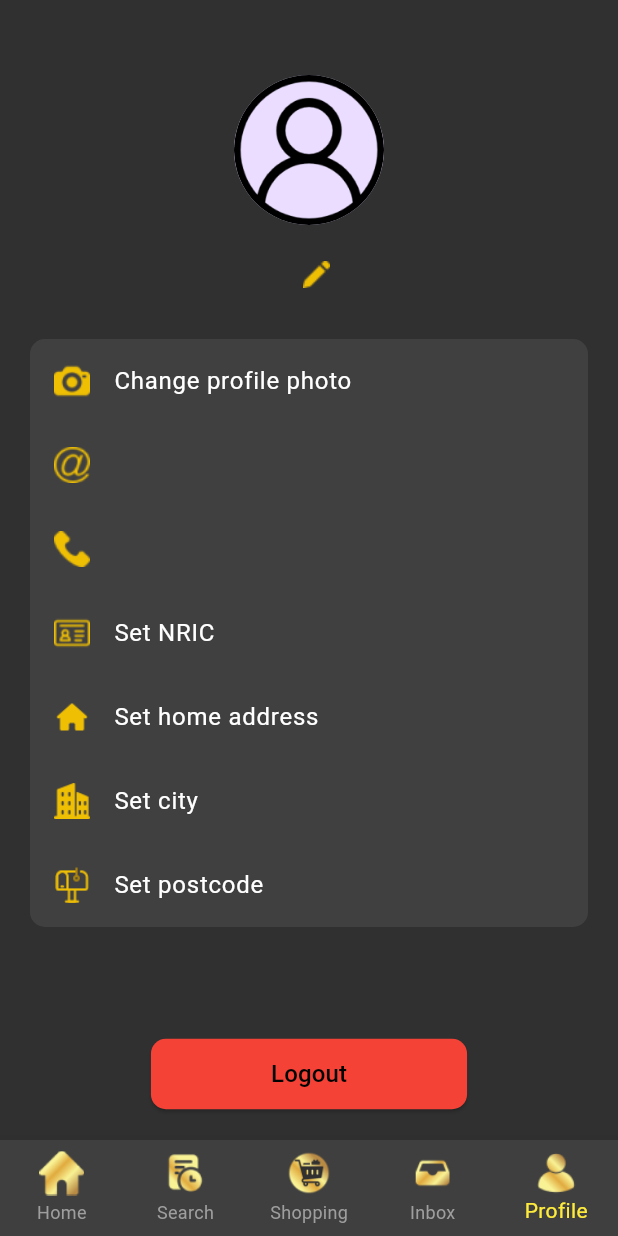
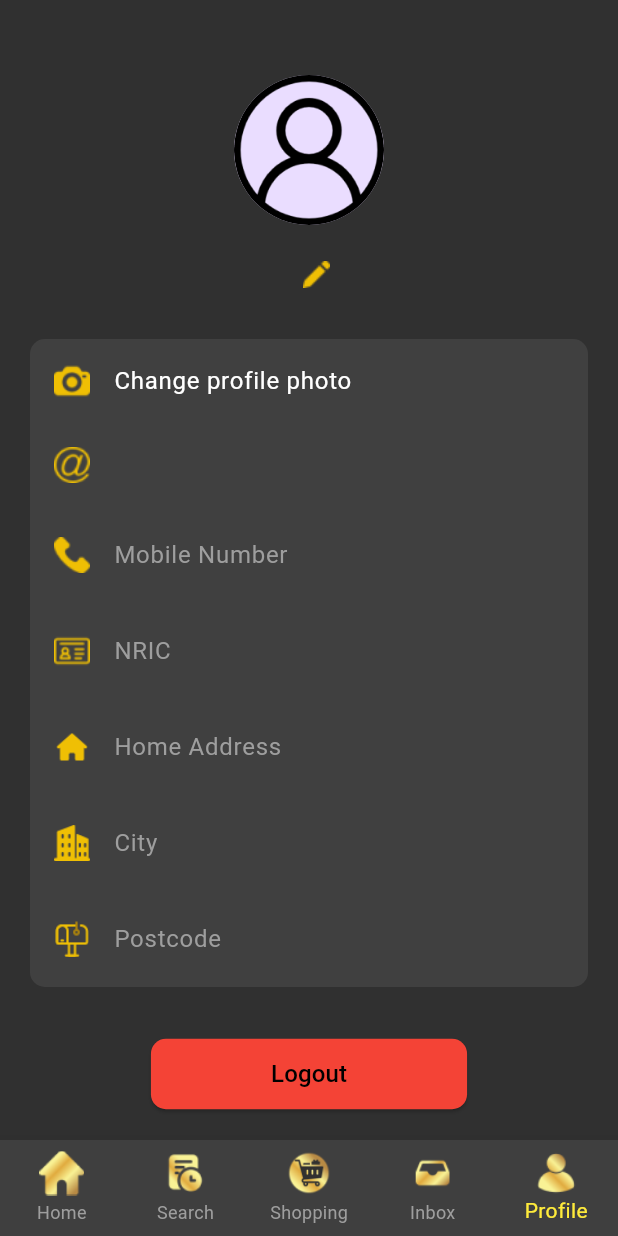
Before and after one commit to intanaqilah-mf/kitatongtong, a Flutter app: the ProfilePage screen opened directly, on a phone screen of 412 x 824 dp. Run offline on Flutter 3.47's test engine with Material 3 defaults, Android fonts, the phone set to English and light mode, and no system bars; our stand-ins replace cloud_firestore, file_picker, firebase_auth, firebase_core, google_sign_in; missing offline and left inert: syncfusion_flutter_pdfviewer; accounts and stored records are empty.

Commit message:
editable rows in profil epage

```diff
--- a/lib/pages/profilePage.dart
+++ b/lib/pages/profilePage.dart
@@ -16,20 +16,33 @@ class ProfilePage extends StatefulWidget {
 class _ProfilePageState extends State<ProfilePage> {
   User? currentUser;
 
+  // Text controllers for editable fields
+  TextEditingController nameController = TextEditingController();
+  TextEditingController phoneController = TextEditingController();
+  TextEditingController nricController = TextEditingController();
+  TextEditingController addressController = TextEditingController();
+  TextEditingController cityController = TextEditingController();
+  TextEditingController postcodeController = TextEditingController();
+
   @override
   void initState() {
     super.initState();
-    // Retrieve the current user
     currentUser = widget.user ?? FirebaseAuth.instance.currentUser;
+
+    // Pre-fill the controllers with current values
+    nameController.text = currentUser?.displayName ?? '';
+    phoneController.text = currentUser?.phoneNumber ?? '';
+    nricController.text = '';
+    addressController.text = '';
+    cityController.text = '';
+    postcodeController.text = '';
   }
+
   Future<void> clearAuthCache() async {
-    // Sign out from FirebaseAuth
     await FirebaseAuth.instance.signOut();
-
-    // Clear Google Sign-In cache
     GoogleSignIn googleSignIn = GoogleSignIn();
     if (await googleSignIn.isSignedIn()) {
-      await googleSignIn.disconnect(); // Disconnect account from the app
+      await googleSignIn.disconnect();
     }
     await googleSignIn.signOut();
   }
@@ -51,7 +64,7 @@ class _ProfilePageState extends State<ProfilePage> {
                       : AssetImage('assets/profileNotLogin.png') as ImageProvider,
                 ),
                 SizedBox(height: 20),
-                // Name Section
+                // Name Row (Editable)
                 Row(
                   mainAxisAlignment: MainAxisAlignment.center,
                   children: [
@@ -71,6 +84,7 @@ class _ProfilePageState extends State<ProfilePage> {
                     ),
                   ],
                 ),
+
                 SizedBox(height: 30),
                 // Profile Information
                 Container(
@@ -81,13 +95,16 @@ class _ProfilePageState extends State<ProfilePage> {
                   ),
                   child: Column(
                     children: [
-                      buildProfileRow('assets/profileicon1.png', 'Change profile photo'),
-                      buildProfileRow('assets/profileicon2.png', currentUser?.displayName ?? 'Set username'),
-                      buildProfileRow('assets/profileicon3.png', currentUser?.phoneNumber ?? 'Set mobile number'),
-                      buildProfileRow('assets/profileicon4.png', 'Set NRIC'),
-                      buildProfileRow('assets/profileicon5.png', 'Set home address'),
-                      buildProfileRow('assets/profileicon6.png', 'Set city'),
-                      buildProfileRow('assets/profileicon7.png', 'Set postcode'),
+                      // Change Profile Photo (Non-Editable)
+                      buildNonEditableRow('assets/profileicon1.png', 'Change profile photo'),
+                      // Username (Non-Editable)
+                      buildNonEditableRow('assets/profileicon2.png', currentUser?.displayName ?? 'Set username'),
+                      // Editable Rows
+                      buildEditableRow('assets/profileicon3.png', 'Mobile Number', phoneController),
+                      buildEditableRow('assets/profileicon4.png', 'NRIC', nricController),
+                      buildEditableRow('assets/profileicon5.png', 'Home Address', addressController),
+                      buildEditableRow('assets/profileicon6.png', 'City', cityController),
+                      buildEditableRow('assets/profileicon7.png', 'Postcode', postcodeController),
                     ],
                   ),
                 ),
@@ -107,23 +124,11 @@ class _ProfilePageState extends State<ProfilePage> {
                 padding: EdgeInsets.symmetric(horizontal: 80, vertical: 12),
               ),
               onPressed: () async {
-                if (currentUser != null) {
-                  // Logout from FirebaseAuth and GoogleSignIn
-                  await GoogleSignIn().signOut(); // Sign out from Google account
-                  await FirebaseAuth.instance.signOut(); // Sign out from Firebase
-
-                  // Redirect to LoginPage
-                  Navigator.pushReplacement(
-                    context,
-                    MaterialPageRoute(builder: (context) => LoginPage()),
-                  );
-                } else {
-                  // Navigate to LoginPage if not logged in
-                  Navigator.pushReplacement(
-                    context,
-                    MaterialPageRoute(builder: (context) => LoginPage()),
-                  );
-                }
+                await clearAuthCache();
+                Navigator.pushReplacement(
+                  context,
+                  MaterialPageRoute(builder: (context) => LoginPage()),
+                );
               },
               child: Text(
                 currentUser != null ? "Logout" : "Login",
@@ -137,14 +142,14 @@ class _ProfilePageState extends State<ProfilePage> {
         selectedIndex: 4,
         onItemTapped: (int index) {
           if (index != 4) {
-            Navigator.pushNamed(context, '/home'); // Navigate to other pages
+            Navigator.pushNamed(context, '/home');
           }
         },
       ),
     );
   }
 
-  Widget buildProfileRow(String iconPath, String text) {
+  Widget buildNonEditableRow(String iconPath, String text) {
     return ListTile(
       leading: Image.asset(
         iconPath,
@@ -159,4 +164,23 @@ class _ProfilePageState extends State<ProfilePage> {
       ),
     );
   }
+
+  Widget buildEditableRow(String iconPath, String label, TextEditingController controller) {
+    return ListTile(
+      leading: Image.asset(
+        iconPath,
+        height: 24,
+        width: 24,
+      ),
+      title: TextField(
+        controller: controller,
+        style: TextStyle(color: Colors.white),
+        decoration: InputDecoration(
+          border: InputBorder.none,
+          hintText: label,
+          hintStyle: TextStyle(color: Colors.grey),
+        ),
+      ),
+    );
+  }
 }
```
